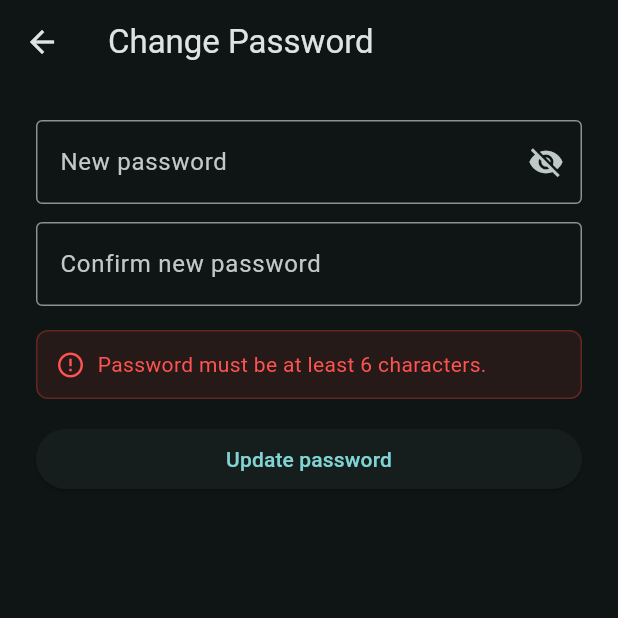
After one commit to HumphreyTuva/moreala, a Flutter app: the ChangePasswordScreen screen opened directly, after a tap on "Update password", on a phone screen of 412 x 824 dp, the top half of it. The commit adds this screen. Run offline on Flutter 3.47's test engine with Material 3 defaults, Android fonts, the phone set to English and light mode, and no system bars; our stand-ins replace audioplayers, camera, supabase_flutter; missing offline and left inert: record; accounts and stored records are empty; network calls fail.

Commit message:
Change Password Updates

```diff
--- /dev/null
+++ b/lib/screens/change_password_screen.dart
@@ -0,0 +1,150 @@
+import 'package:flutter/material.dart';
+import 'package:supabase_flutter/supabase_flutter.dart';
+
+/// For a logged-in user who just wants to change their password
+/// normally — distinct from ResetPasswordScreen, which only appears
+/// via the email deep-link recovery flow.
+class ChangePasswordScreen extends StatefulWidget {
+  const ChangePasswordScreen({super.key});
+
+  @override
+  State<ChangePasswordScreen> createState() => _ChangePasswordScreenState();
+}
+
+class _ChangePasswordScreenState extends State<ChangePasswordScreen> {
+  final _newController = TextEditingController();
+  final _confirmController = TextEditingController();
+  bool _obscure = true;
+  bool _saving = false;
+  String? _error;
+
+  @override
+  void dispose() {
+    _newController.dispose();
+    _confirmController.dispose();
+    super.dispose();
+  }
+
+  /// Translates known Supabase error codes into plain language instead
+  /// of showing the raw exception text, which reads as a crash to a
+  /// non-technical user even when it's really just "try a different
+  /// password."
+  String _friendlyError(Object e) {
+    final message = e.toString();
+    if (message.contains('same_password')) {
+      return 'That\'s your current password — choose a different one.';
+    }
+    if (message.contains('weak_password') || message.contains('Password should')) {
+      return 'That password is too weak — try a longer one with a mix of letters and numbers.';
+    }
+    return 'Something went wrong updating your password. Please try again.';
+  }
+
+  Future<void> _submit() async {
+    if (_newController.text.length < 6) {
+      setState(() => _error = 'Password must be at least 6 characters.');
+      return;
+    }
+    if (_newController.text != _confirmController.text) {
+      setState(() => _error = 'Passwords don\'t match.');
+      return;
+    }
+
+    setState(() {
+      _saving = true;
+      _error = null;
+    });
+
+    try {
+      await Supabase.instance.client.auth.updateUser(
+        UserAttributes(password: _newController.text),
+      );
+      if (mounted) {
+        _newController.clear();
+        _confirmController.clear();
+        ScaffoldMessenger.of(context).showSnackBar(
+          const SnackBar(
+            content: Row(
+              children: [
+                Icon(Icons.check_circle, color: Colors.cyanAccent),
+                SizedBox(width: 12),
+                Text('Password updated successfully'),
+              ],
+            ),
+            backgroundColor: Color(0xFF1A2E2E),
+            duration: Duration(seconds: 3),
+          ),
+        );
+        Navigator.of(context).pop();
+      }
+    } catch (e) {
+      setState(() => _error = _friendlyError(e));
+    } finally {
+      if (mounted) setState(() => _saving = false);
+    }
+  }
+
+  @override
+  Widget build(BuildContext context) {
+    return Scaffold(
+      appBar: AppBar(title: const Text('Change Password')),
+      body: Padding(
+        padding: const EdgeInsets.all(24),
+        child: Column(
+          crossAxisAlignment: CrossAxisAlignment.stretch,
+          children: [
+            TextField(
+              controller: _newController,
+              obscureText: _obscure,
+              decoration: InputDecoration(
+                labelText: 'New password',
+                border: const OutlineInputBorder(),
+                suffixIcon: IconButton(
+                  icon: Icon(_obscure ? Icons.visibility_off : Icons.visibility),
+                  onPressed: () => setState(() => _obscure = !_obscure),
+                ),
+              ),
+            ),
+            const SizedBox(height: 12),
+            TextField(
+              controller: _confirmController,
+              obscureText: _obscure,
+              decoration: const InputDecoration(
+                labelText: 'Confirm new password',
+                border: OutlineInputBorder(),
+              ),
+            ),
+            const SizedBox(height: 16),
+            if (_error != null)
+              Container(
+                width: double.infinity,
+                padding: const EdgeInsets.all(12),
+                margin: const EdgeInsets.only(bottom: 16),
+                decoration: BoxDecoration(
+                  color: Colors.red.withOpacity(0.1),
+                  borderRadius: BorderRadius.circular(8),
+                  border: Border.all(color: Colors.red.withOpacity(0.3)),
+                ),
+                child: Row(
+                  children: [
+                    const Icon(Icons.error_outline, color: Colors.redAccent, size: 20),
+                    const SizedBox(width: 8),
+                    Expanded(
+                      child: Text(_error!, style: const TextStyle(color: Colors.redAccent)),
+                    ),
+                  ],
+                ),
+              ),
+            ElevatedButton(
+              onPressed: _saving ? null : _submit,
+              child: _saving
+                  ? const SizedBox(
+                      height: 20, width: 20, child: CircularProgressIndicator(strokeWidth: 2))
+                  : const Text('Update password'),
+            ),
+          ],
+        ),
+      ),
+    );
+  }
+}
```
Also changed, not shown: lib/screens/capture_screen.dart (+86 -36 lines), lib/screens/home_screen.dart (+16 -4 lines), lib/screens/walkthrough_screen.dart (+132 -20 lines), lib/services/supabase_service.dart (+48 -26 lines), 1 other file.
